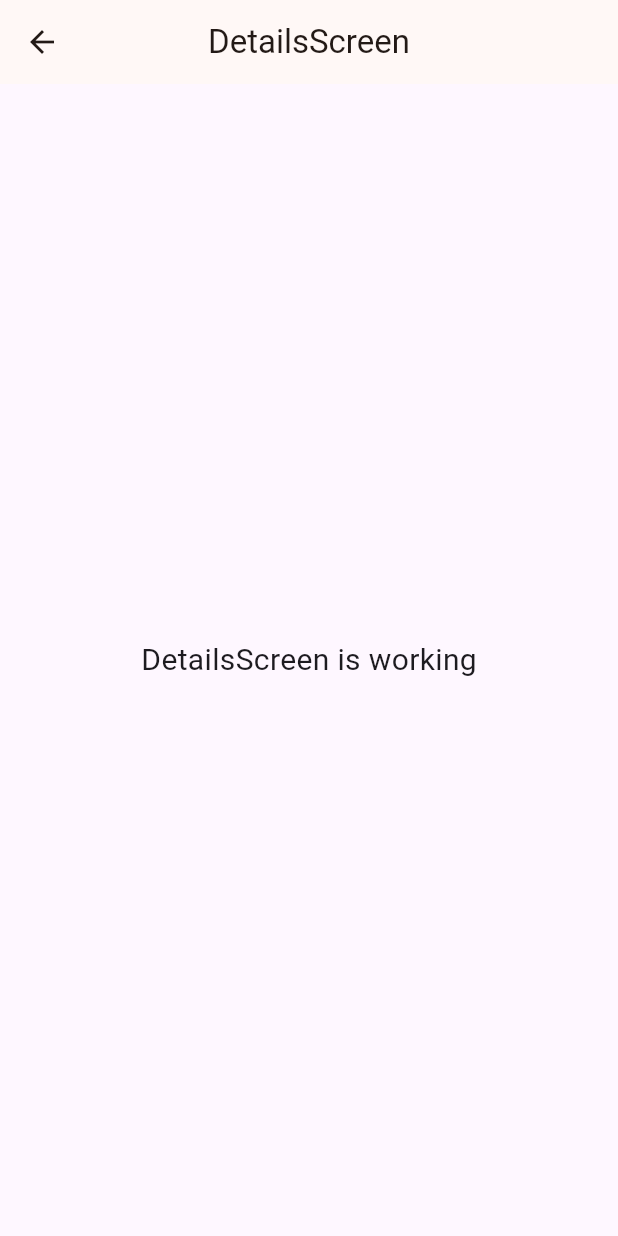
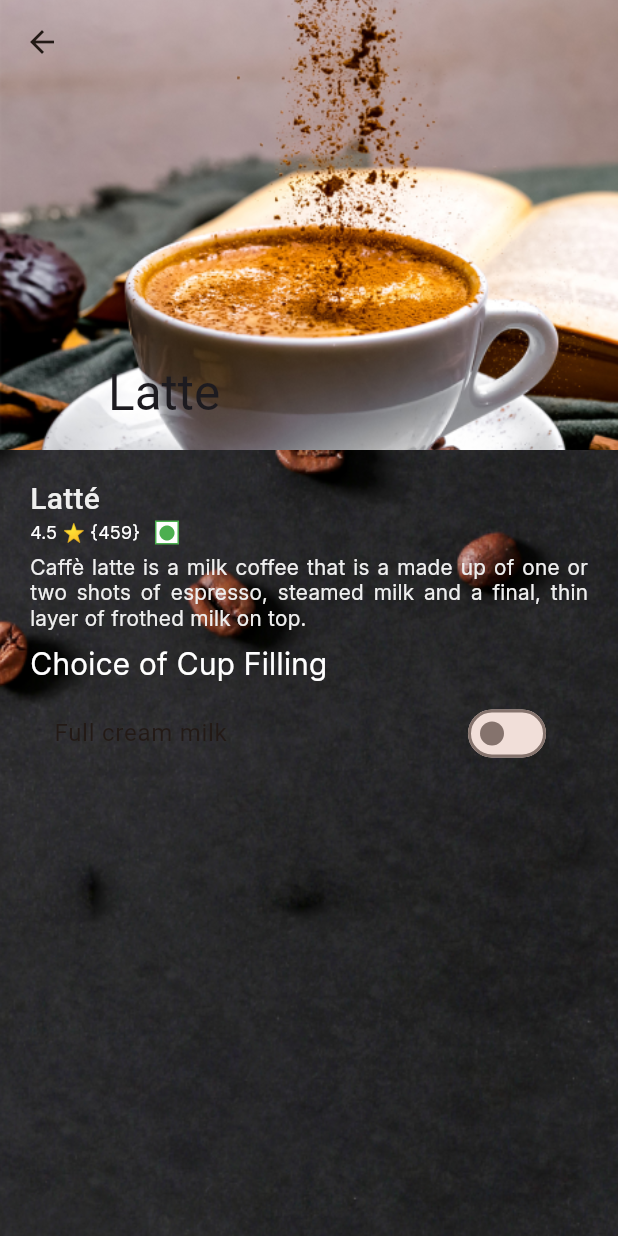
Before and after one commit to amankrmj01/swift_cafe, a Flutter app: the DetailsScreen screen opened by its route, on a phone screen of 412 x 824 dp. Run offline on Flutter 3.47's test engine with Material 3 defaults, Android fonts, the phone set to English and light mode, and no system bars; our stand-ins replace get, simple_shadow, velocity_x.

Commit message:
details screen added

```diff
--- /dev/null
+++ b/lib/presentation/details/choice_grid.dart
@@ -0,0 +1,51 @@
+import 'package:flutter/material.dart';
+
+class MilkGrid extends StatelessWidget {
+  final List<List<dynamic>> milkData = [
+    ['Skim Milk', false],
+    ['Full cream milk', false],
+    ['Soy Milk', false],
+    ['Almond Milk', false],
+    ['Oat Milk', false],
+    ['Lactose Free Milk', false],
+    ['Butter Milk', false],
+    ['Butter', false], // Last cell is empty
+  ];
+
+  MilkGrid({super.key});
+
+  @override
+  Widget build(BuildContext context) {
+    return Scaffold(
+      appBar: AppBar(
+        title: Text('Milk Grid'),
+      ),
+      body: Padding(
+        padding: const EdgeInsets.all(8.0),
+        child: GridView.builder(
+          gridDelegate: SliverGridDelegateWithFixedCrossAxisCount(
+            crossAxisCount: 2,
+            childAspectRatio: 4,
+            mainAxisSpacing: 8,
+            crossAxisSpacing: 8,
+          ),
+          itemCount: milkData.length,
+          itemBuilder: (context, index) {
+            final item = milkData[index];
+            return item[0] == ''
+                ? Container() // Empty container for the last cell
+                : ListTile(
+                    title: Text(item[0]),
+                    trailing: Switch(
+                      value: item[1],
+                      onChanged: (bool value) {
+                        // Handle switch state change
+                      },
+                    ),
+                  );
+          },
+        ),
+      ),
+    );
+  }
+}
--- a/lib/presentation/details/controllers/details.controller.dart
+++ b/lib/presentation/details/controllers/details.controller.dart
@@ -1,23 +1,14 @@
 import 'package:get/get.dart';
 
 class DetailsController extends GetxController {
-  //TODO: Implement DetailsController
-
-  final count = 0.obs;
-  @override
-  void onInit() {
-    super.onInit();
-  }
-
-  @override
-  void onReady() {
-    super.onReady();
-  }
-
-  @override
-  void onClose() {
-    super.onClose();
-  }
-
-  void increment() => count.value++;
+  final List<List<dynamic>> milkData = [
+    ['Skim Milk', false],
+    ['Full cream milk', false],
+    ['Soy Milk', false],
+    ['Almond Milk', false],
+    ['Oat Milk', false],
+    ['Lactose Free Milk', false],
+    ['Butter Milk', false],
+    ['Butter', false], // Last cell is empty
+  ].obs;
 }
--- a/lib/presentation/details/details.screen.dart
+++ b/lib/presentation/details/details.screen.dart
@@ -1,24 +1,142 @@
 import 'package:flutter/material.dart';
 
 import 'package:get/get.dart';
+import 'package:velocity_x/velocity_x.dart';
 
+import '../../consts/images.dart';
 import 'controllers/details.controller.dart';
 
 class DetailsScreen extends GetView<DetailsController> {
   const DetailsScreen({super.key});
+
   @override
   Widget build(BuildContext context) {
     return Scaffold(
-      appBar: AppBar(
-        title: const Text('DetailsScreen'),
-        centerTitle: true,
-      ),
-      body: const Center(
-        child: Text(
-          'DetailsScreen is working',
-          style: TextStyle(fontSize: 20),
+        body: CustomScrollView(
+      slivers: [
+        SliverAppBar(
+          backgroundColor: Colors.transparent,
+          elevation: 0,
+          pinned: true,
+          centerTitle: false,
+          expandedHeight: 300.0,
+          stretch: true,
+          stretchTriggerOffset: 1.0,
+          // snap: true,
+          flexibleSpace: FlexibleSpaceBar(
+            title: Text('Latte'),
+            background: Image.asset(
+              AppImages.detailsCoffee1,
+              fit: BoxFit.cover,
+            ),
+          ),
         ),
-      ),
-    );
+        SliverToBoxAdapter(
+          child: Stack(
+            children: [
+              // Background image
+              Positioned.fill(
+                child: Image.asset(
+                  AppImages.backgroundAuth01, // Replace with your image path
+                  fit: BoxFit.cover,
+                ),
+              ),
+              // Foreground content
+              Column(
+                mainAxisAlignment: MainAxisAlignment.start,
+                crossAxisAlignment: CrossAxisAlignment.start,
+                children: [
+                  Text(
+                    'Latté',
+                    style: TextStyle(
+                      color: Color(0xFFEFEFEF),
+                      fontSize: 20,
+                      fontWeight: FontWeight.w500,
+                      height: 0,
+                      letterSpacing: 0.20,
+                    ),
+                  ),
+                  4.heightBox,
+                  Container(
+                    alignment: Alignment.centerLeft,
+                    height: 18,
+                    child: Row(
+                      mainAxisSize: MainAxisSize.min,
+                      crossAxisAlignment: CrossAxisAlignment.start,
+                      mainAxisAlignment: MainAxisAlignment.start,
+                      children: [
+                        Text(
+                          '4.5 ⭐ {459}\n',
+                          style: TextStyle(
+                            color: Colors.white,
+                            fontSize: 12,
+                            fontFamily: 'Inter',
+                            fontWeight: FontWeight.w500,
+                            height: 0,
+                            letterSpacing: 0.20,
+                          ),
+                        ),
+                        10.widthBox,
+                        Container(
+                          padding: EdgeInsets.zero,
+                          margin: EdgeInsets.zero,
+                          width: 16,
+                          height: 16,
+                          decoration: BoxDecoration(
+                            color: Colors.white,
+                            border: Border.all(
+                              color: Colors.green,
+                              width: 1,
+                            ),
+                          ),
+                          child: Icon(
+                            Icons.circle,
+                            color: Colors.green,
+                            size: 12,
+                          ),
+                        ),
+                      ],
+                    ),
+                  ),
+                  4.heightBox,
+                  Text(
+                    'Caffè latte is a milk coffee that is a made up of one or two shots of espresso, steamed milk and a final, thin layer of frothed milk on top.',
+                    style: TextStyle(
+                      color: Color(0xFFEFEFEF),
+                      fontSize: 14,
+                      fontFamily: 'Inter',
+                      fontWeight: FontWeight.w400,
+                      height: 0,
+                      letterSpacing: 0.20,
+                    ),
+                    textAlign: TextAlign.justify,
+                  ),
+                  8.heightBox,
+                  'Choice of Cup Filling'
+                      .text
+                      .size(20)
+                      .fontFamily('Inter')
+                      .white
+                      .make(),
+                  4.heightBox,
+                  Obx(
+                    () => ListTile(
+                      title: Text(controller.milkData[1][0]),
+                      trailing: Switch(
+                        value: controller.milkData[1][1],
+                        onChanged: (bool value) {
+                          controller.milkData[1][1] = value;
+                        },
+                      ),
+                    ),
+                  ),
+                  800.heightBox,
+                ],
+              ).box.p20.make(),
+            ],
+          ),
+        )
+      ],
+    ));
   }
 }
```
